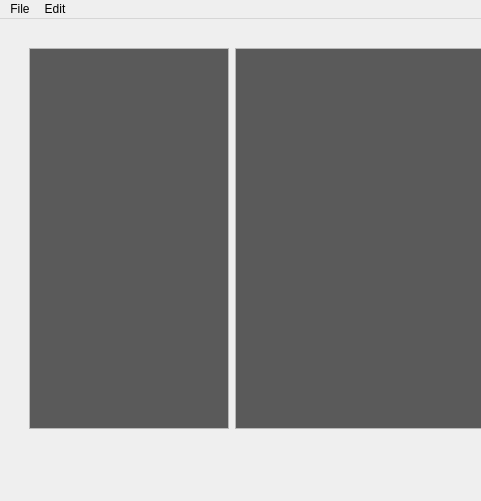
Old version of the form HtmlEditor/mainwindow.ui in the repository KacKoz/HtmlEditor; both pictures show x 0 to 481 and y 0 to 501 of the 800 by 600 pixel window.
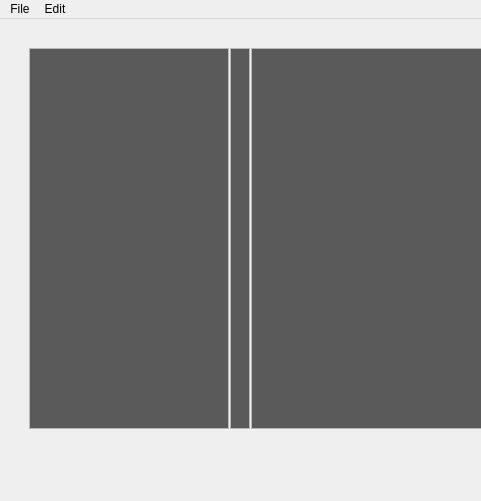
New version of the form.

The edit to the form file:
```diff
--- a/HtmlEditor/mainwindow.ui
+++ b/HtmlEditor/mainwindow.ui
@@ -24,6 +24,9 @@
      </rect>
     </property>
     <layout class="QHBoxLayout" name="horizontalLayout">
+     <property name="spacing">
+      <number>1</number>
+     </property>
      <item>
       <widget class="QTreeView" name="treeView">
        <property name="sizePolicy">
@@ -77,6 +80,140 @@
        </property>
       </widget>
      </item>
+     <item>
+      <widget class="QListView" name="listView">
+       <property name="sizePolicy">
+        <sizepolicy hsizetype="Fixed" vsizetype="Expanding">
+         <horstretch>0</horstretch>
+         <verstretch>0</verstretch>
+        </sizepolicy>
+       </property>
+       <property name="maximumSize">
+        <size>
+         <width>20</width>
+         <height>16777215</height>
+        </size>
+       </property>
+       <property name="palette">
+        <palette>
+         <active>
+          <colorrole role="WindowText">
+           <brush brushstyle="SolidPattern">
+            <color alpha="255">
+             <red>143</red>
+             <green>3</green>
+             <blue>3</blue>
+            </color>
+           </brush>
+          </colorrole>
+          <colorrole role="Text">
+           <brush brushstyle="SolidPattern">
+            <color alpha="255">
+             <red>143</red>
+             <green>3</green>
+             <blue>3</blue>
+            </color>
+           </brush>
+          </colorrole>
+          <colorrole role="Base">
+           <brush brushstyle="SolidPattern">
+            <color alpha="255">
+             <red>90</red>
+             <green>90</green>
+             <blue>90</blue>
+            </color>
+           </brush>
+          </colorrole>
+          <colorrole role="PlaceholderText">
+           <brush brushstyle="SolidPattern">
+            <color alpha="128">
+             <red>143</red>
+             <green>3</green>
+             <blue>3</blue>
+            </color>
+           </brush>
+          </colorrole>
+         </active>
+         <inactive>
+          <colorrole role="WindowText">
+           <brush brushstyle="SolidPattern">
+            <color alpha="255">
+             <red>143</red>
+             <green>3</green>
+             <blue>3</blue>
+            </color>
+           </brush>
+          </colorrole>
+          <colorrole role="Text">
+           <brush brushstyle="SolidPattern">
+            <color alpha="255">
+             <red>143</red>
+             <green>3</green>
+             <blue>3</blue>
+            </color>
+           </brush>
+          </colorrole>
+          <colorrole role="Base">
+           <brush brushstyle="SolidPattern">
+            <color alpha="255">
+             <red>90</red>
+             <green>90</green>
+             <blue>90</blue>
+            </color>
+           </brush>
+          </colorrole>
+          <colorrole role="PlaceholderText">
+           <brush brushstyle="SolidPattern">
+            <color alpha="128">
+             <red>143</red>
+             <green>3</green>
+             <blue>3</blue>
+            </color>
+           </brush>
+          </colorrole>
+         </inactive>
+         <disabled>
+          <colorrole role="WindowText">
+           <brush brushstyle="SolidPattern">
+            <color alpha="255">
+             <red>120</red>
+             <green>120</green>
+             <blue>120</blue>
+            </color>
+           </brush>
+          </colorrole>
+          <colorrole role="Text">
+           <brush brushstyle="SolidPattern">
+            <color alpha="255">
+             <red>120</red>
+             <green>120</green>
+             <blue>120</blue>
+            </color>
+           </brush>
+          </colorrole>
+          <colorrole role="Base">
+           <brush brushstyle="SolidPattern">
+            <color alpha="255">
+             <red>240</red>
+             <green>240</green>
+             <blue>240</blue>
+            </color>
+           </brush>
+          </colorrole>
+          <colorrole role="PlaceholderText">
+           <brush brushstyle="SolidPattern">
+            <color alpha="128">
+             <red>0</red>
+             <green>0</green>
+             <blue>0</blue>
+            </color>
+           </brush>
+          </colorrole>
+         </disabled>
+        </palette>
+       </property>
+      </widget>
+     </item>
      <item>
       <widget class="QPlainTextEdit" name="plainTextEdit">
        <property name="palette">
```
